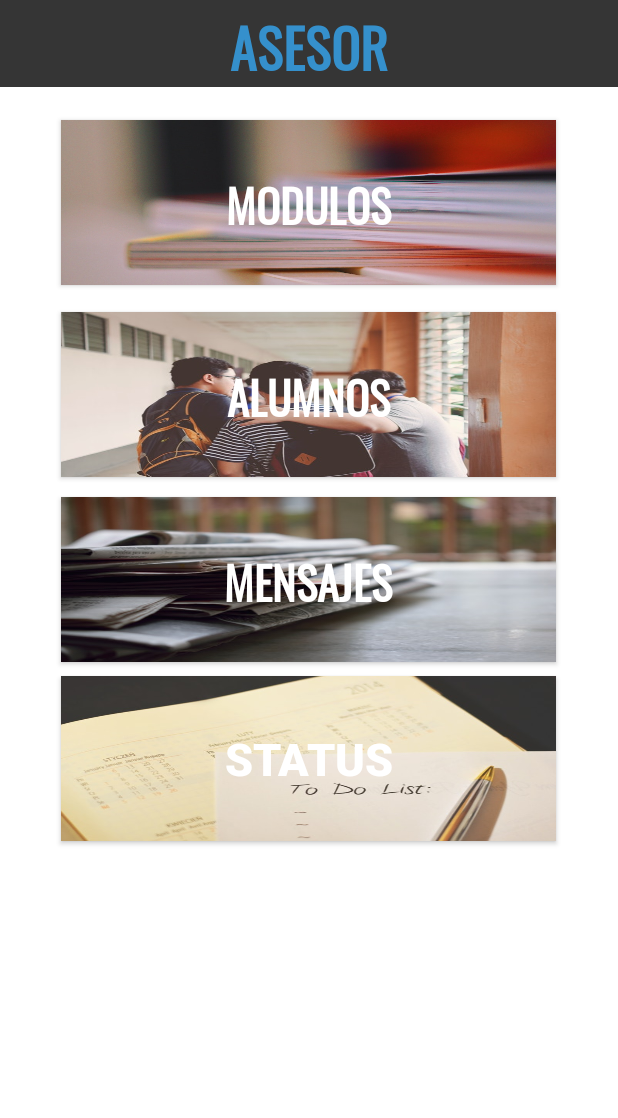
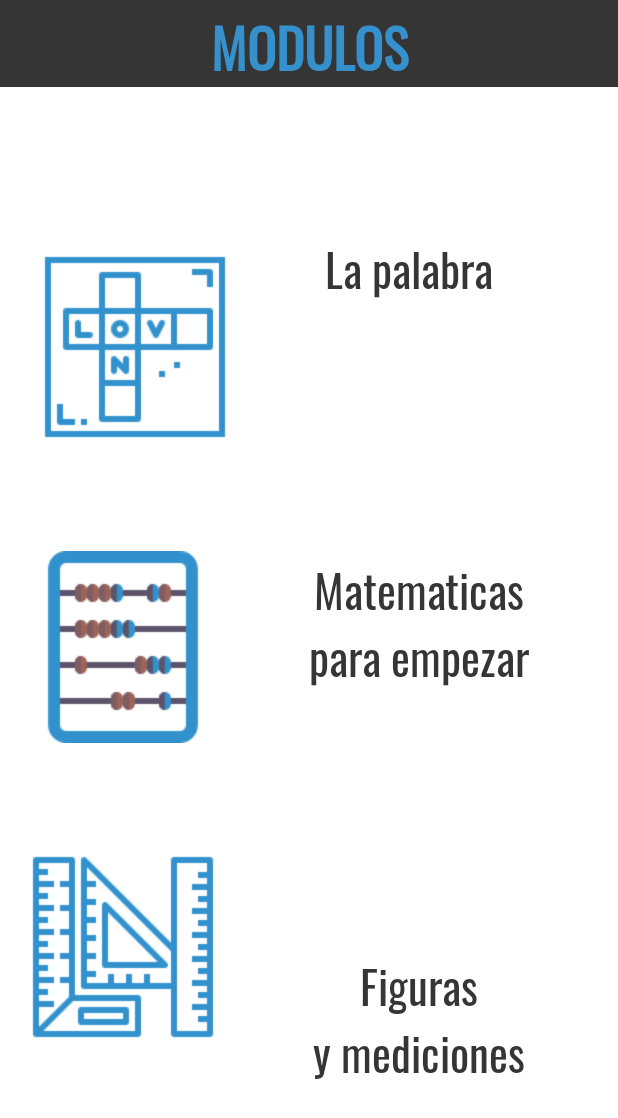
Before and after one commit to miaumaitho/Freeducation, an Android app: the AsesoresMain screen opened directly, with no data from a screen before it, after a tap on "MODULOS", on a phone screen of 412 x 824 dp. Shown: the top 1118 px of the screen. Run offline under Robolectric (Android 15) with nearby library versions, the light colour scheme and no system bars.

Commit message:
Modulos/descarga

```diff
--- a/Hakacthon19/app/src/main/AndroidManifest.xml
+++ b/Hakacthon19/app/src/main/AndroidManifest.xml
@@ -29,6 +29,13 @@
             android:exported="true">
 
         </activity>
+
+        <activity
+            android:name=".Modulos"
+            android:label="@string/app_name"
+            android:exported="true">
+
+        </activity>
     </application>
 
 </manifest>
--- a/Hakacthon19/app/src/main/java/com/example/hakacthon19/AsesoresMain.java
+++ b/Hakacthon19/app/src/main/java/com/example/hakacthon19/AsesoresMain.java
@@ -12,20 +12,17 @@ public class AsesoresMain extends AppCompatActivity {
     protected void onCreate(Bundle savedInstanceState) {
         super.onCreate(savedInstanceState);
         setContentView(R.layout.asesores_main);
-        //
 
-        Button downloadButton= (Button) findViewById(R.id.btnModulos);
-        downloadButton.setOnClickListener(new View.OnClickListener() {
+        Button btn = (Button)findViewById(R.id.btnModulos);
+
+        btn.setOnClickListener(new View.OnClickListener() {
             @Override
             public void onClick(View v) {
-
-                /*String url = "http://www.cursosinea.conevyt.org.mx/descargables/mevyt_pdfs/matematicas_empezar/01_matematicas_pe_libro.pdf";
-
-                Intent i = new Intent(Intent.ACTION_VIEW);
-                i.setData(Uri.parse(url));
-                startActivity(i);*/
+                startActivity(new Intent(AsesoresMain.this, Modulos.class));
             }
         });
+
+
     }
 
 
--- a/Hakacthon19/app/src/main/java/com/example/hakacthon19/Modulos.java
+++ b/Hakacthon19/app/src/main/java/com/example/hakacthon19/Modulos.java
@@ -1,4 +1,54 @@
 package com.example.hakacthon19;
 
-public class Modulos {
+import android.content.Intent;
+import android.net.Uri;
+import android.os.Bundle;
+import android.view.View;
+import android.widget.ImageButton;
+
+import androidx.appcompat.app.AppCompatActivity;
+
+public class Modulos extends AppCompatActivity {
+    protected void onCreate(Bundle savedInstanceState) {
+        super.onCreate(savedInstanceState);
+        setContentView(R.layout.modulos);
+
+        ImageButton downloadLetras=findViewById(R.id.ibtnPalabra);
+        ImageButton downloadMates=findViewById(R.id.ibtnMates);
+        ImageButton downloadFiguras=findViewById(R.id.ibtnFiguras);
+
+        downloadLetras.setOnClickListener(new View.OnClickListener() {
+            @Override
+            public void onClick(View v) {
+                String url = "http://www.cursosinea.conevyt.org.mx/descargables/mevyt_pdfs/la_palabra/01_lp_libro.pdf";
+
+                Intent i = new Intent(Intent.ACTION_VIEW);
+                i.setData(Uri.parse(url));
+                startActivity(i);
+            }
+        });
+
+        downloadMates.setOnClickListener(new View.OnClickListener() {
+            @Override
+            public void onClick(View v) {
+                String url = "http://www.cursosinea.conevyt.org.mx/descargables/mevyt_pdfs/matematicas_empezar/01_matematicas_pe_libro.pdf";
+
+                Intent i = new Intent(Intent.ACTION_VIEW);
+                i.setData(Uri.parse(url));
+                startActivity(i);
+            }
+        });
+
+        downloadFiguras.setOnClickListener(new View.OnClickListener() {
+            @Override
+            public void onClick(View v) {
+                String url = "http://www.cursosinea.conevyt.org.mx/descargables/mevyt_pdfs/figuras_medidas/01_figuras_medidas_libro.pdf";
+
+                Intent i = new Intent(Intent.ACTION_VIEW);
+                i.setData(Uri.parse(url));
+                startActivity(i);
+            }
+        });
+    }
+
 }
--- a/Hakacthon19/app/src/main/res/layout/modulos.xml
+++ b/Hakacthon19/app/src/main/res/layout/modulos.xml
@@ -1,11 +1,113 @@
 <?xml version="1.0" encoding="utf-8"?>
 <LinearLayout xmlns:android="http://schemas.android.com/apk/res/android"
+    xmlns:app="http://schemas.android.com/apk/res-auto"
+    xmlns:tools="http://schemas.android.com/tools"
     android:orientation="vertical" android:layout_width="match_parent"
     android:layout_height="match_parent">
 
+    <TextView
+        android:id="@+id/textView8"
+        android:layout_width="match_parent"
+        android:layout_height="wrap_content"
+        android:background="@color/colorSecundary"
+        android:fontFamily="@font/oswald_variable_font_wght"
+        android:text="@string/btnModulos"
+        android:textAlignment="center"
+        android:textColor="@color/colorAccent"
+        android:textSize="36sp"
+        android:textStyle="bold" />
+
     <androidx.constraintlayout.widget.ConstraintLayout
         android:layout_width="match_parent"
-        android:layout_height="match_parent">
+        android:layout_height="match_parent"
+        android:background="@color/colorBlanco">
 
+        <ImageButton
+            android:id="@+id/ibtnPalabra"
+            android:layout_width="130dp"
+            android:layout_height="130dp"
+            android:layout_marginTop="60dp"
+            android:layout_marginBottom="480dp"
+            android:background="@color/colorBlanco"
+            app:layout_constraintBottom_toBottomOf="parent"
+            app:layout_constraintEnd_toEndOf="parent"
+            app:layout_constraintHorizontal_bias="0.088"
+            app:layout_constraintStart_toStartOf="parent"
+            app:layout_constraintTop_toTopOf="parent"
+            app:srcCompat="@drawable/palabra" />
+
+        <ImageButton
+            android:id="@+id/ibtnMates"
+            android:layout_width="130dp"
+            android:layout_height="130dp"
+            android:layout_marginTop="100dp"
+            android:layout_marginBottom="100dp"
+            android:background="@color/colorBlanco"
+            app:layout_constraintBottom_toTopOf="@+id/ibtnFiguras"
+            app:layout_constraintEnd_toEndOf="parent"
+            app:layout_constraintHorizontal_bias="0.060"
+            app:layout_constraintStart_toStartOf="parent"
+            app:layout_constraintTop_toBottomOf="@+id/ibtnPalabra"
+            app:srcCompat="@drawable/cuentas_basicas" />
+
+        <ImageButton
+            android:id="@+id/ibtnFiguras"
+            android:layout_width="130dp"
+            android:layout_height="130dp"
+            android:layout_marginTop="480dp"
+            android:layout_marginBottom="100dp"
+            android:background="@color/colorBlanco"
+            app:layout_constraintBottom_toBottomOf="parent"
+            app:layout_constraintEnd_toEndOf="parent"
+            app:layout_constraintHorizontal_bias="0.060"
+            app:layout_constraintStart_toStartOf="parent"
+            app:layout_constraintTop_toTopOf="parent"
+            app:srcCompat="@drawable/figuras" />
+
+        <TextView
+            android:id="@+id/textView9"
+            android:layout_width="210dp"
+            android:layout_height="58dp"
+            android:layout_marginTop="95dp"
+            android:fontFamily="@font/oswald_variable_font_wght"
+            android:text="@string/palabra"
+            android:textAlignment="center"
+            android:textColor="@color/colorSecundary"
+            android:textSize="30sp"
+            app:layout_constraintBottom_toBottomOf="parent"
+            app:layout_constraintEnd_toEndOf="parent"
+            app:layout_constraintHorizontal_bias="0.833"
+            app:layout_constraintStart_toStartOf="parent"
+            app:layout_constraintTop_toTopOf="parent"
+            app:layout_constraintVertical_bias="0.0" />
+
+        <TextView
+            android:id="@+id/textView10"
+            android:layout_width="192dp"
+            android:layout_height="111dp"
+            android:fontFamily="@font/oswald_variable_font_wght"
+            android:text="@string/matematicas"
+            android:textAlignment="center"
+            android:textColor="@color/colorSecundary"
+            android:textSize="30sp"
+            app:layout_constraintBottom_toBottomOf="parent"
+            app:layout_constraintEnd_toEndOf="parent"
+            app:layout_constraintStart_toEndOf="@+id/ibtnMates"
+            app:layout_constraintTop_toTopOf="parent"
+            app:layout_constraintVertical_bias="0.472" />
+
+        <TextView
+            android:id="@+id/textView11"
+            android:layout_width="wrap_content"
+            android:layout_height="wrap_content"
+            android:layout_marginBottom="100dp"
+            android:fontFamily="@font/oswald_variable_font_wght"
+            android:text="@string/figuras"
+            android:textAlignment="center"
+            android:textColor="@color/colorSecundary"
+            android:textSize="30sp"
+            app:layout_constraintBottom_toBottomOf="parent"
+            app:layout_constraintEnd_toEndOf="parent"
+            app:layout_constraintStart_toEndOf="@+id/ibtnFiguras" />
     </androidx.constraintlayout.widget.ConstraintLayout>
 </LinearLayout>
--- a/Hakacthon19/app/src/main/res/values/strings.xml
+++ b/Hakacthon19/app/src/main/res/values/strings.xml
@@ -13,4 +13,8 @@
     <string name="btnAlumnos">ALUMNOS</string>
     <string name="btnMensajes">MENSAJES</string>
     <string name="btnStatus">STATUS</string>
+    <string name="modulosTitle">MODULOS</string>
+    <string name="palabra">La palabra</string>
+    <string name="matematicas">Matematicas\npara empezar </string>
+    <string name="figuras">Figuras\ny mediciones</string>
 </resources>
```
Also changed, not shown: Hakacthon19/app/src/main/res/drawable/cuentas_basicas.png (added), Hakacthon19/app/src/main/res/drawable/figuras.png (added), Hakacthon19/app/src/main/res/drawable/palabra.png (added).
